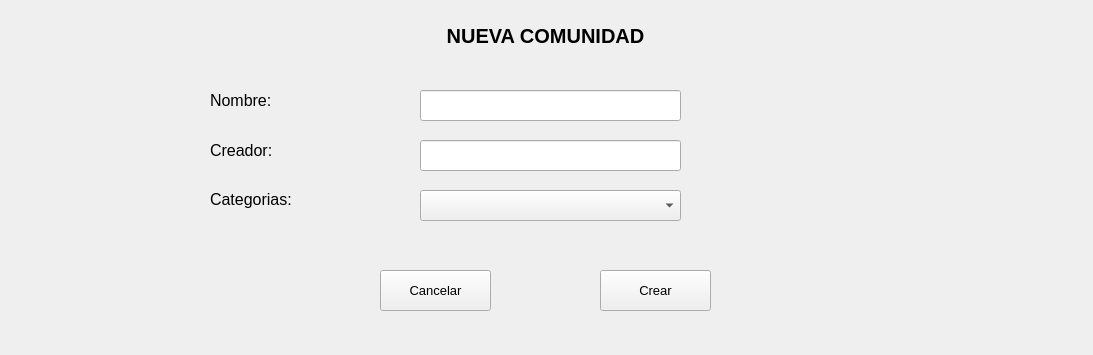
First picture: the form in view/ventanas_qt/ventana_nueva_comunidad.ui, repository phkandresc/app-habitos-saludables, before the edit.
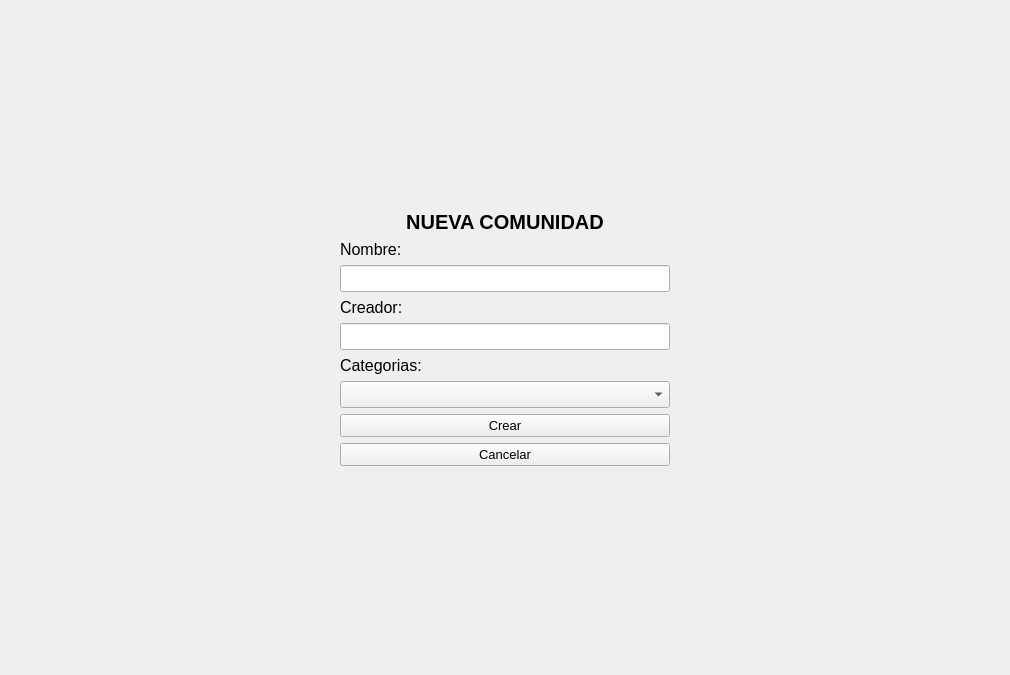
Second picture: the form after the edit.

The edit to the form file:
```diff
--- a/view/ventanas_qt/ventana_nueva_comunidad.ui
+++ b/view/ventanas_qt/ventana_nueva_comunidad.ui
@@ -6,174 +6,206 @@
    <rect>
     <x>0</x>
     <y>0</y>
-    <width>1093</width>
-    <height>355</height>
+    <width>1010</width>
+    <height>675</height>
    </rect>
   </property>
   <property name="windowTitle">
    <string>App Habitos Saludables : Nueva Comunidad</string>
   </property>
-  <widget class="QLabel" name="lblNombre">
-   <property name="geometry">
-    <rect>
-     <x>210</x>
-     <y>90</y>
-     <width>101</width>
-     <height>21</height>
-    </rect>
-   </property>
-   <property name="font">
-    <font>
-     <pointsize>12</pointsize>
-    </font>
-   </property>
-   <property name="text">
-    <string>Nombre:</string>
-   </property>
-  </widget>
-  <widget class="QLabel" name="lblCreador">
-   <property name="geometry">
-    <rect>
-     <x>210</x>
-     <y>140</y>
-     <width>101</width>
-     <height>21</height>
-    </rect>
-   </property>
-   <property name="font">
-    <font>
-     <pointsize>12</pointsize>
-    </font>
-   </property>
-   <property name="text">
-    <string>Creador:</string>
-   </property>
-  </widget>
-  <widget class="QLabel" name="lblCategorias">
-   <property name="geometry">
-    <rect>
-     <x>210</x>
-     <y>190</y>
-     <width>101</width>
-     <height>41</height>
-    </rect>
-   </property>
-   <property name="font">
-    <font>
-     <pointsize>12</pointsize>
-    </font>
-   </property>
-   <property name="text">
-    <string>Categorias:</string>
-   </property>
-   <property name="alignment">
-    <set>Qt::AlignLeading|Qt::AlignLeft|Qt::AlignTop</set>
-   </property>
-  </widget>
-  <widget class="QLineEdit" name="txtNombre">
-   <property name="geometry">
-    <rect>
-     <x>420</x>
-     <y>90</y>
-     <width>261</width>
-     <height>31</height>
-    </rect>
-   </property>
-  </widget>
-  <widget class="QLineEdit" name="txtCreador">
-   <property name="geometry">
-    <rect>
-     <x>420</x>
-     <y>140</y>
-     <width>261</width>
-     <height>31</height>
-    </rect>
-   </property>
-  </widget>
-  <widget class="QComboBox" name="cmbCategorias">
-   <property name="geometry">
-    <rect>
-     <x>420</x>
-     <y>190</y>
-     <width>261</width>
-     <height>31</height>
-    </rect>
-   </property>
-   <property name="font">
-    <font>
-     <pointsize>10</pointsize>
-    </font>
-   </property>
-  </widget>
-  <widget class="QPushButton" name="btnCancelar">
-   <property name="geometry">
-    <rect>
-     <x>380</x>
-     <y>270</y>
-     <width>111</width>
-     <height>41</height>
-    </rect>
-   </property>
-   <property name="font">
-    <font>
-     <pointsize>10</pointsize>
-    </font>
-   </property>
-   <property name="text">
-    <string>Cancelar</string>
-   </property>
-  </widget>
-  <widget class="QPushButton" name="btnCrear">
-   <property name="geometry">
-    <rect>
-     <x>600</x>
-     <y>270</y>
-     <width>111</width>
-     <height>41</height>
-    </rect>
-   </property>
-   <property name="font">
-    <font>
-     <pointsize>10</pointsize>
-    </font>
-   </property>
-   <property name="text">
-    <string>Crear</string>
-   </property>
-  </widget>
-  <widget class="QWidget" name="verticalLayoutWidget">
-   <property name="geometry">
-    <rect>
-     <x>0</x>
-     <y>0</y>
-     <width>1091</width>
-     <height>71</height>
-    </rect>
-   </property>
-   <layout class="QVBoxLayout" name="verticalLayout">
-    <item>
-     <widget class="QLabel" name="lblTitulo">
-      <property name="font">
-       <font>
-        <family>MS Sans Serif</family>
-        <pointsize>15</pointsize>
-        <weight>75</weight>
-        <bold>true</bold>
-       </font>
-      </property>
-      <property name="layoutDirection">
-       <enum>Qt::LeftToRight</enum>
-      </property>
-      <property name="text">
-       <string>NUEVA COMUNIDAD</string>
-      </property>
-      <property name="alignment">
-       <set>Qt::AlignCenter</set>
-      </property>
-     </widget>
-    </item>
-   </layout>
-  </widget>
+  <layout class="QGridLayout" name="gridLayout_3">
+   <item row="0" column="0">
+    <layout class="QGridLayout" name="gridLayout_2">
+     <item row="1" column="2">
+      <layout class="QGridLayout" name="gridLayout">
+       <item row="0" column="0">
+        <layout class="QVBoxLayout" name="verticalLayout">
+         <item>
+          <widget class="QLabel" name="lblTitulo">
+           <property name="font">
+            <font>
+             <family>MS Sans Serif</family>
+             <pointsize>15</pointsize>
+             <weight>75</weight>
+             <bold>true</bold>
+            </font>
+           </property>
+           <property name="layoutDirection">
+            <enum>Qt::LeftToRight</enum>
+           </property>
+           <property name="text">
+            <string>NUEVA COMUNIDAD</string>
+           </property>
+           <property name="alignment">
+            <set>Qt::AlignCenter</set>
+           </property>
+          </widget>
+         </item>
+        </layout>
+       </item>
+       <item row="2" column="0">
+        <layout class="QVBoxLayout" name="verticalLayout_3">
+         <item>
+          <widget class="QLabel" name="lblCreador">
+           <property name="font">
+            <font>
+             <pointsize>12</pointsize>
+            </font>
+           </property>
+           <property name="text">
+            <string>Creador:</string>
+           </property>
+          </widget>
+         </item>
+         <item>
+          <widget class="QLineEdit" name="txtCreador">
+           <property name="font">
+            <font>
+             <pointsize>12</pointsize>
+            </font>
+           </property>
+          </widget>
+         </item>
+        </layout>
+       </item>
+       <item row="1" column="0">
+        <layout class="QVBoxLayout" name="verticalLayout_2">
+         <item>
+          <widget class="QLabel" name="lblNombre">
+           <property name="font">
+            <font>
+             <pointsize>12</pointsize>
+            </font>
+           </property>
+           <property name="text">
+            <string>Nombre:</string>
+           </property>
+          </widget>
+         </item>
+         <item>
+          <widget class="QLineEdit" name="txtNombre">
+           <property name="font">
+            <font>
+             <pointsize>12</pointsize>
+            </font>
+           </property>
+          </widget>
+         </item>
+        </layout>
+       </item>
+       <item row="3" column="0">
+        <layout class="QVBoxLayout" name="verticalLayout_4">
+         <item>
+          <widget class="QLabel" name="lblCategorias">
+           <property name="font">
+            <font>
+             <pointsize>12</pointsize>
+            </font>
+           </property>
+           <property name="text">
+            <string>Categorias:</string>
+           </property>
+           <property name="alignment">
+            <set>Qt::AlignLeading|Qt::AlignLeft|Qt::AlignTop</set>
+           </property>
+          </widget>
+         </item>
+         <item>
+          <widget class="QComboBox" name="cmbCategorias">
+           <property name="font">
+            <font>
+             <pointsize>12</pointsize>
+            </font>
+           </property>
+          </widget>
+         </item>
+        </layout>
+       </item>
+       <item row="4" column="0">
+        <layout class="QVBoxLayout" name="verticalLayout_5">
+         <item>
+          <widget class="QPushButton" name="btnCrear">
+           <property name="font">
+            <font>
+             <pointsize>10</pointsize>
+            </font>
+           </property>
+           <property name="text">
+            <string>Crear</string>
+           </property>
+          </widget>
+         </item>
+         <item>
+          <widget class="QPushButton" name="btnCancelar">
+           <property name="font">
+            <font>
+             <pointsize>10</pointsize>
+            </font>
+           </property>
+           <property name="text">
+            <string>Cancelar</string>
+           </property>
+          </widget>
+         </item>
+        </layout>
+       </item>
+      </layout>
+     </item>
+     <item row="2" column="2">
+      <spacer name="verticalSpacer_3">
+       <property name="orientation">
+        <enum>Qt::Vertical</enum>
+       </property>
+       <property name="sizeHint" stdset="0">
+        <size>
+         <width>20</width>
+         <height>40</height>
+        </size>
+       </property>
+      </spacer>
+     </item>
+     <item row="1" column="1">
+      <spacer name="horizontalSpacer_3">
+       <property name="orientation">
+        <enum>Qt::Horizontal</enum>
+       </property>
+       <property name="sizeHint" stdset="0">
+        <size>
+         <width>40</width>
+         <height>20</height>
+        </size>
+       </property>
+      </spacer>
+     </item>
+     <item row="0" column="2">
+      <spacer name="verticalSpacer_2">
+       <property name="orientation">
+        <enum>Qt::Vertical</enum>
+       </property>
+       <property name="sizeHint" stdset="0">
+        <size>
+         <width>20</width>
+         <height>40</height>
+        </size>
+       </property>
+      </spacer>
+     </item>
+     <item row="1" column="3">
+      <spacer name="horizontalSpacer">
+       <property name="orientation">
+        <enum>Qt::Horizontal</enum>
+       </property>
+       <property name="sizeHint" stdset="0">
+        <size>
+         <width>40</width>
+         <height>20</height>
+        </size>
+       </property>
+      </spacer>
+     </item>
+    </layout>
+   </item>
+  </layout>
  </widget>
  <resources/>
  <connections/>
```
